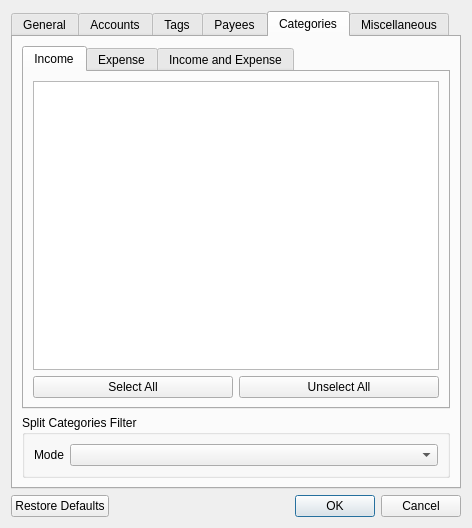
The window that src/views/ui_files/forms/transaction_filter_form.ui (JakubFranek/Kapytal) describes before a commit, drawn with Qt 5.
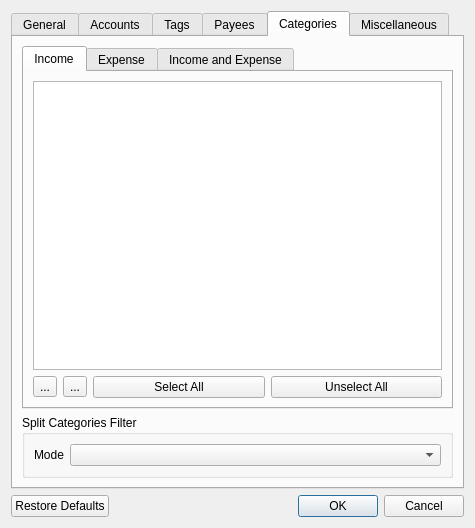
The same window after the commit. The open tabs and pages were chosen to show the change.

Commit message:
Update TransactionFilter models upon data change
Add CheckableCategoryTreeModel (not yet checkable).
Add CategoryFilterPresenter.
Add expand/collapse all capability for category trees in
TransactionFilterForm.

What changed in the file:
```diff
--- a/src/views/ui_files/forms/transaction_filter_form.ui
+++ b/src/views/ui_files/forms/transaction_filter_form.ui
@@ -9,7 +9,7 @@
    <rect>
     <x>0</x>
     <y>0</y>
-    <width>460</width>
+    <width>475</width>
     <height>528</height>
    </rect>
   </property>
@@ -429,10 +429,28 @@
           </attribute>
           <layout class="QVBoxLayout" name="verticalLayout_11">
            <item>
-            <widget class="QTreeView" name="incomeCategoriesTreeView"/>
+            <widget class="QTreeView" name="incomeCategoriesTreeView">
+             <attribute name="headerVisible">
+              <bool>false</bool>
+             </attribute>
+            </widget>
            </item>
            <item>
             <layout class="QHBoxLayout" name="incomeCategoriesButtonHorizontalLayout">
+             <item>
+              <widget class="QToolButton" name="incomeCategoriesExpandAllToolButton">
+               <property name="text">
+                <string>...</string>
+               </property>
+              </widget>
+             </item>
+             <item>
+              <widget class="QToolButton" name="incomeCategoriesCollapseAllToolButton">
+               <property name="text">
+                <string>...</string>
+               </property>
+              </widget>
+             </item>
              <item>
               <widget class="QPushButton" name="incomeCategoriesSelectAllPushButton">
                <property name="text">
```
Left out of the diff: 40 changed lines with no effect on the pictures. The commit also changes 9 other files.
